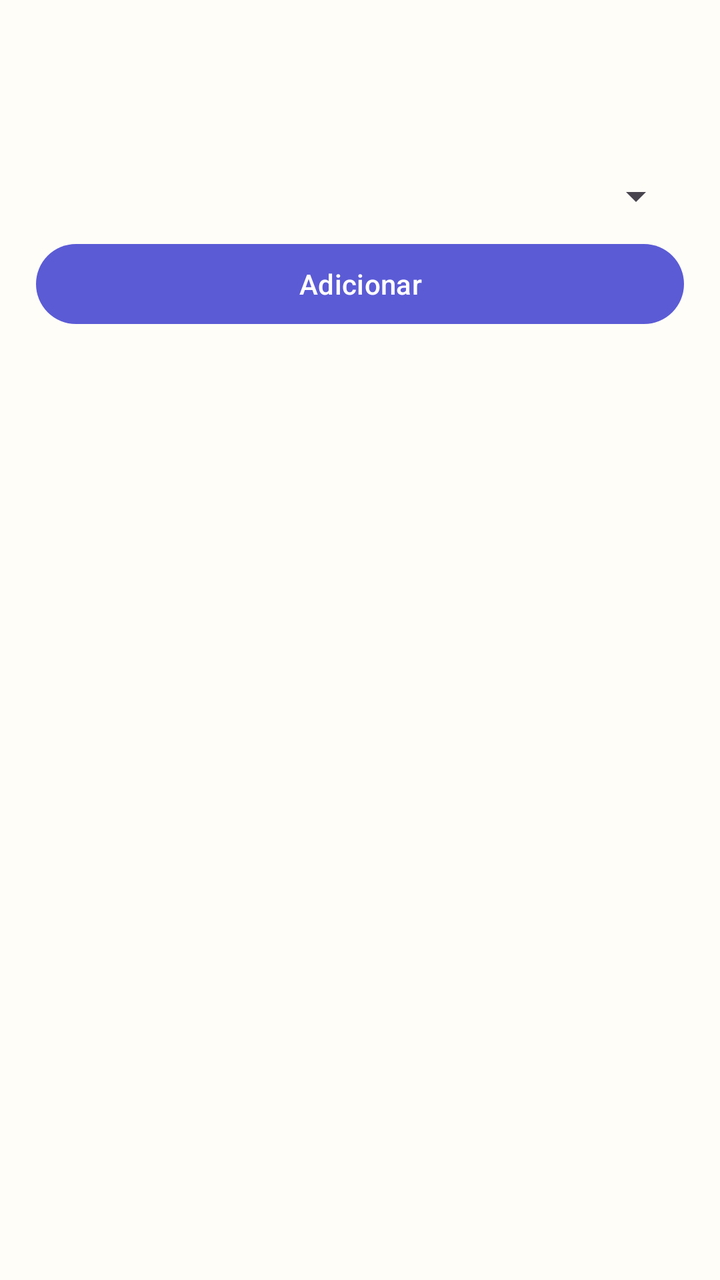
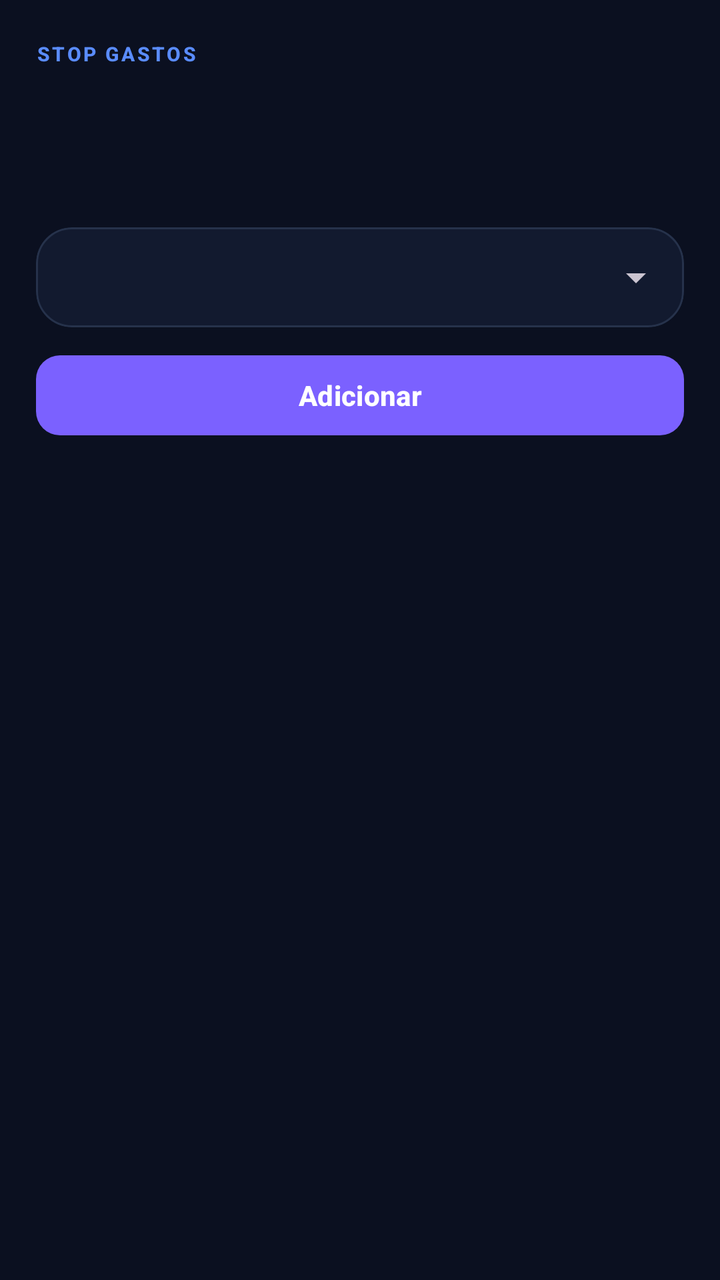

Two renders of the same Android screen: before a commit and after it. Below are the layout's source before the change and the commit's diff.
<!-- AndroidManifest.xml: application theme Theme.StopGastos -->
<!-- res/layout/fragment_module.xml -->
<?xml version="1.0" encoding="utf-8"?>
<LinearLayout xmlns:android="http://schemas.android.com/apk/res/android"
    android:layout_width="match_parent"
    android:layout_height="match_parent"
    android:orientation="vertical"
    android:padding="18dp">
    <TextView android:id="@+id/module_title" android:layout_width="match_parent" android:layout_height="wrap_content" android:textSize="26sp" android:textStyle="bold" />
    <TextView android:id="@+id/module_subtitle" android:layout_width="match_parent" android:layout_height="wrap_content" android:layout_marginTop="2dp" />
    <Spinner android:id="@+id/module_spinner" android:layout_width="match_parent" android:layout_height="wrap_content" android:layout_marginTop="12dp" />
    <com.google.android.material.button.MaterialButton android:id="@+id/module_add" android:layout_width="match_parent" android:layout_height="wrap_content" android:layout_marginTop="8dp" android:text="Adicionar" />
    <androidx.recyclerview.widget.RecyclerView android:id="@+id/module_recycler" android:layout_width="match_parent" android:layout_height="0dp" android:layout_weight="1" android:layout_marginTop="10dp" />
</LinearLayout>
<!-- resources referenced by this layout -->
<resources>
  <style name="Theme.StopGastos" parent="Theme.Material3.DayNight.NoActionBar">
          <item name="colorPrimary">@color/primary</item>
          <item name="colorOnPrimary">@color/on_primary</item>
          <item name="colorSecondary">@color/secondary</item>
          <item name="android:colorBackground">@color/surface</item>
          <item name="colorSurface">@color/surface</item>
          <item name="colorError">@color/error</item>
          <item name="android:windowLightStatusBar">true</item>
      </style>
  <color name="primary">#5B5BD6</color>
  <color name="on_primary">#FFFFFF</color>
  <color name="secondary">#008C7A</color>
  <color name="surface">#FFFDF8</color>
  <color name="error">#BA1A1A</color>
</resources>

<!-- the commit's change to res/layout/fragment_module.xml (unified diff, before → after) -->
@@ -1,12 +1,13 @@
 <?xml version="1.0" encoding="utf-8"?>
-<LinearLayout xmlns:android="http://schemas.android.com/apk/res/android"
-    android:layout_width="match_parent"
-    android:layout_height="match_parent"
-    android:orientation="vertical"
-    android:padding="18dp">
-    <TextView android:id="@+id/module_title" android:layout_width="match_parent" android:layout_height="wrap_content" android:textSize="26sp" android:textStyle="bold" />
-    <TextView android:id="@+id/module_subtitle" android:layout_width="match_parent" android:layout_height="wrap_content" android:layout_marginTop="2dp" />
-    <Spinner android:id="@+id/module_spinner" android:layout_width="match_parent" android:layout_height="wrap_content" android:layout_marginTop="12dp" />
-    <com.google.android.material.button.MaterialButton android:id="@+id/module_add" android:layout_width="match_parent" android:layout_height="wrap_content" android:layout_marginTop="8dp" android:text="Adicionar" />
-    <androidx.recyclerview.widget.RecyclerView android:id="@+id/module_recycler" android:layout_width="match_parent" android:layout_height="0dp" android:layout_weight="1" android:layout_marginTop="10dp" />
+<LinearLayout xmlns:android="http://schemas.android.com/apk/res/android" xmlns:app="http://schemas.android.com/apk/res-auto"
+    android:layout_width="match_parent" android:layout_height="match_parent" android:background="@color/background" android:orientation="vertical"
+    android:paddingStart="@dimen/screen_padding" android:paddingEnd="@dimen/screen_padding" android:paddingTop="20dp" android:paddingBottom="8dp">
+    <TextView android:layout_width="wrap_content" android:layout_height="wrap_content" android:text="STOP GASTOS" android:textAppearance="@style/TextAppearance.StopGastos.Eyebrow" />
+    <TextView android:id="@+id/module_title" android:layout_width="match_parent" android:layout_height="wrap_content" android:layout_marginTop="4dp" android:textAppearance="@style/TextAppearance.StopGastos.Title" />
+    <TextView android:id="@+id/module_subtitle" android:layout_width="match_parent" android:layout_height="wrap_content" android:layout_marginTop="5dp" android:textAppearance="@style/TextAppearance.StopGastos.BodyMuted" />
+    <com.google.android.material.card.MaterialCardView style="@style/Widget.StopGastos.Card" android:layout_width="match_parent" android:layout_height="wrap_content" android:layout_marginTop="16dp">
+        <Spinner android:id="@+id/module_spinner" android:layout_width="match_parent" android:layout_height="50dp" android:paddingHorizontal="14dp" android:popupBackground="@color/surface_2" />
+    </com.google.android.material.card.MaterialCardView>
+    <com.google.android.material.button.MaterialButton android:id="@+id/module_add" style="@style/Widget.StopGastos.Button.Primary" android:layout_width="match_parent" android:layout_height="wrap_content" android:layout_marginTop="10dp" android:text="Adicionar" />
+    <androidx.recyclerview.widget.RecyclerView android:id="@+id/module_recycler" android:layout_width="match_parent" android:layout_height="0dp" android:layout_weight="1" android:layout_marginTop="12dp" android:clipToPadding="false" android:paddingBottom="14dp" />
 </LinearLayout>
<!-- resource entries referenced after the edit -->
@@ -1,18 +1,69 @@
 <!-- resources referenced by this layout -->
 <resources>
-  <style name="Theme.StopGastos" parent="Theme.Material3.DayNight.NoActionBar">
+  <color name="background">#0B1020</color>
+  <color name="surface_2">#17223B</color>
+  <dimen name="screen_padding">18dp</dimen>
+  <style name="TextAppearance.StopGastos.BodyMuted" parent="TextAppearance.Material3.BodyMedium">
+          <item name="android:textColor">@color/text_muted</item>
+          <item name="android:textSize">13sp</item>
+      </style>
+  <style name="TextAppearance.StopGastos.Eyebrow" parent="TextAppearance.Material3.LabelSmall">
+          <item name="android:textColor">@color/primary_2</item>
+          <item name="android:textStyle">bold</item>
+          <item name="android:letterSpacing">0.12</item>
+          <item name="android:textAllCaps">true</item>
+          <item name="android:textSize">10sp</item>
+      </style>
+  <style name="TextAppearance.StopGastos.Title" parent="TextAppearance.Material3.HeadlineMedium">
+          <item name="android:textColor">@color/text_primary</item>
+          <item name="android:textStyle">bold</item>
+          <item name="android:textSize">28sp</item>
+      </style>
+  <style name="Widget.StopGastos.Button.Primary" parent="Widget.Material3.Button">
+          <item name="backgroundTint">@color/primary</item>
+          <item name="android:textColor">@color/white</item>
+          <item name="cornerRadius">12dp</item>
+          <item name="android:minHeight">48dp</item>
+          <item name="android:textAllCaps">false</item>
+          <item name="android:textStyle">bold</item>
+      </style>
+  <style name="Widget.StopGastos.Card" parent="Widget.Material3.CardView.Elevated">
+          <item name="cardBackgroundColor">@color/surface</item>
+          <item name="cardCornerRadius">18dp</item>
+          <item name="cardElevation">0dp</item>
+          <item name="strokeColor">@color/line</item>
+          <item name="strokeWidth">1dp</item>
+      </style>
+  <style name="Theme.StopGastos" parent="Theme.Material3.Dark.NoActionBar">
           <item name="colorPrimary">@color/primary</item>
           <item name="colorOnPrimary">@color/on_primary</item>
+          <item name="colorPrimaryContainer">@color/primary_soft</item>
+          <item name="colorOnPrimaryContainer">@color/text_primary</item>
           <item name="colorSecondary">@color/secondary</item>
-          <item name="android:colorBackground">@color/surface</item>
           <item name="colorSurface">@color/surface</item>
-          <item name="colorError">@color/error</item>
-          <item name="android:windowLightStatusBar">true</item>
+          <item name="colorSurfaceVariant">@color/surface_2</item>
+          <item name="colorOnSurface">@color/text_primary</item>
+          <item name="colorOnSurfaceVariant">@color/text_muted</item>
+          <item name="colorOutline">@color/line</item>
+          <item name="colorError">@color/danger</item>
+          <item name="android:colorBackground">@color/background</item>
+          <item name="android:windowBackground">@color/background</item>
+          <item name="android:statusBarColor">@color/background</item>
+          <item name="android:navigationBarColor">@color/background</item>
+          <item name="android:windowLightStatusBar">false</item>
+          <item name="android:windowLightNavigationBar">false</item>
+          <item name="android:windowNoTitle">true</item>
       </style>
-  <color name="primary">#5B5BD6</color>
+  <color name="text_muted">#99A5BB</color>
+  <color name="primary_2">#5A8CFF</color>
+  <color name="text_primary">#F7F9FC</color>
+  <color name="primary">#7B61FF</color>
+  <color name="white">#FFFFFF</color>
   <color name="on_primary">#FFFFFF</color>
-  <color name="secondary">#008C7A</color>
-  <color name="surface">#FFFDF8</color>
-  <color name="error">#BA1A1A</color>
+  <color name="primary_soft">#2A2457</color>
+  <color name="secondary">#16C7B7</color>
+  <color name="danger">#FF5F6D</color>
+  <color name="surface">#121A2F</color>
+  <color name="line">#26324B</color>
 </resources>
 
